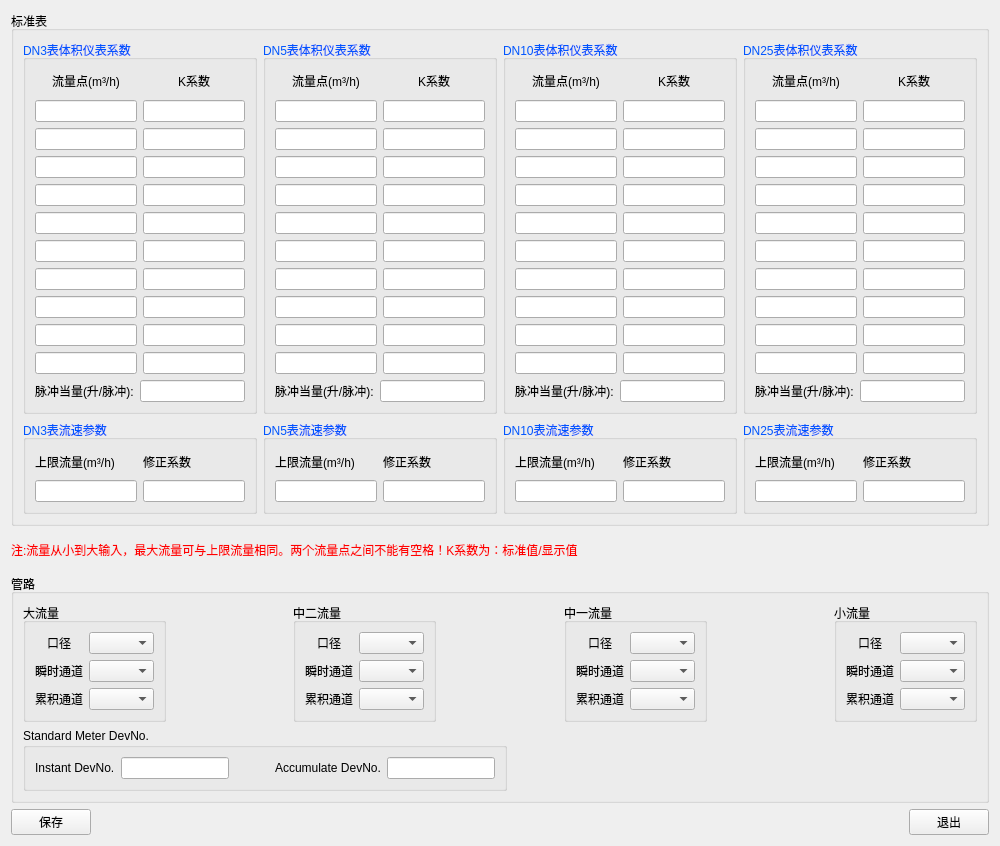
This is source/systemset/systemsetdlg/ui/stdmtrparaset.ui in flimmy78/qtverify as Qt 5 draws it before an edit. The edited form follows.
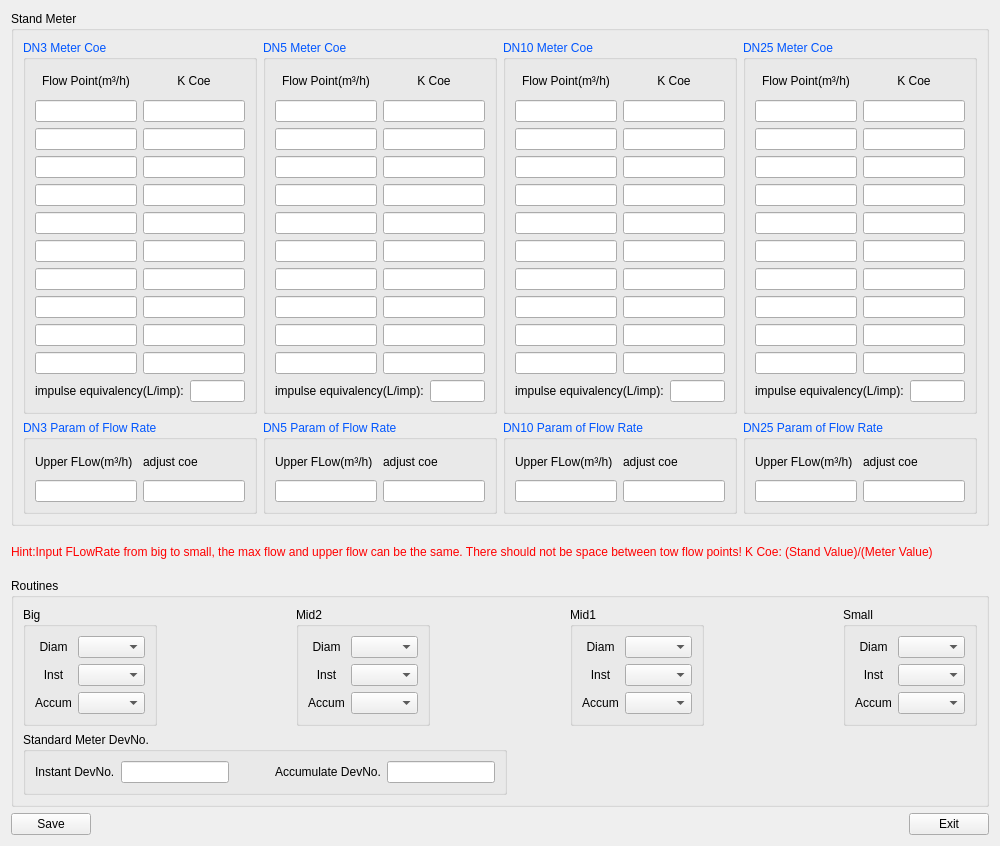
This is the edited form. Icons and pictures are not drawn.

Commit message: 标准表参数设定, 系数标定界面翻译

Patch:
```diff
--- a/source/systemset/systemsetdlg/ui/stdmtrparaset.ui
+++ b/source/systemset/systemsetdlg/ui/stdmtrparaset.ui
@@ -24,7 +24,7 @@
    <item>
     <widget class="QGroupBox" name="gBox_StdMeter">
      <property name="title">
-      <string>标准表</string>
+      <string>Stand Meter</string>
      </property>
      <layout class="QHBoxLayout" name="horizontalLayout_14">
       <item>
@@ -69,7 +69,7 @@
            </palette>
           </property>
           <property name="title">
-           <string>DN3表体积仪表系数</string>
+           <string>DN3 Meter Coe</string>
           </property>
           <layout class="QVBoxLayout" name="verticalLayout_5">
            <item>
@@ -128,7 +128,7 @@
                   </palette>
                  </property>
                  <property name="text">
-                  <string>&lt;html&gt;&lt;head/&gt;&lt;body&gt;&lt;p align=&quot;center&quot;&gt;流量点(m³/h)&lt;/p&gt;&lt;/body&gt;&lt;/html&gt;</string>
+                  <string>&lt;html&gt;&lt;head/&gt;&lt;body&gt;&lt;p align=&quot;center&quot;&gt;Flow Point(m³/h)&lt;/p&gt;&lt;/body&gt;&lt;/html&gt;</string>
                  </property>
                 </widget>
                </item>
@@ -218,7 +218,7 @@
                   </palette>
                  </property>
                  <property name="text">
-                  <string>&lt;html&gt;&lt;head/&gt;&lt;body&gt;&lt;p align=&quot;center&quot;&gt;K系数&lt;/p&gt;&lt;/body&gt;&lt;/html&gt;</string>
+                  <string>&lt;html&gt;&lt;head/&gt;&lt;body&gt;&lt;p align=&quot;center&quot;&gt;K Coe&lt;/p&gt;&lt;/body&gt;&lt;/html&gt;</string>
                  </property>
                 </widget>
                </item>
@@ -298,7 +298,7 @@
                 </palette>
                </property>
                <property name="text">
-                <string>脉冲当量(升/脉冲):</string>
+                <string>impulse equivalency(L/imp):</string>
                </property>
               </widget>
              </item>
@@ -350,7 +350,7 @@
            </palette>
           </property>
           <property name="title">
-           <string>DN3表流速参数</string>
+           <string>DN3 Param of Flow Rate</string>
           </property>
           <layout class="QHBoxLayout" name="horizontalLayout_2">
            <item>
@@ -407,7 +407,7 @@
                 </palette>
                </property>
                <property name="text">
-                <string>上限流量(m³/h)</string>
+                <string>Upper FLow(m³/h)</string>
                </property>
               </widget>
              </item>
@@ -464,7 +464,7 @@
                 </palette>
                </property>
                <property name="text">
-                <string>修正系数</string>
+                <string>adjust coe</string>
                </property>
               </widget>
              </item>
@@ -520,7 +520,7 @@
            </palette>
           </property>
           <property name="title">
-           <string>DN5表体积仪表系数</string>
+           <string>DN5 Meter Coe</string>
           </property>
           <layout class="QVBoxLayout" name="verticalLayout_8">
            <item>
@@ -579,7 +579,7 @@
                   </palette>
                  </property>
                  <property name="text">
-                  <string>&lt;html&gt;&lt;head/&gt;&lt;body&gt;&lt;p align=&quot;center&quot;&gt;流量点(m³/h)&lt;/p&gt;&lt;/body&gt;&lt;/html&gt;</string>
+                  <string>&lt;html&gt;&lt;head/&gt;&lt;body&gt;&lt;p align=&quot;center&quot;&gt;Flow Point(m³/h)&lt;/p&gt;&lt;/body&gt;&lt;/html&gt;</string>
                  </property>
                 </widget>
                </item>
@@ -669,7 +669,7 @@
                   </palette>
                  </property>
                  <property name="text">
-                  <string>&lt;html&gt;&lt;head/&gt;&lt;body&gt;&lt;p align=&quot;center&quot;&gt;K系数&lt;/p&gt;&lt;/body&gt;&lt;/html&gt;</string>
+                  <string>&lt;html&gt;&lt;head/&gt;&lt;body&gt;&lt;p align=&quot;center&quot;&gt;K Coe&lt;/p&gt;&lt;/body&gt;&lt;/html&gt;</string>
                  </property>
                 </widget>
                </item>
@@ -749,7 +749,7 @@
                 </palette>
                </property>
                <property name="text">
-                <string>脉冲当量(升/脉冲):</string>
+                <string>impulse equivalency(L/imp):</string>
                </property>
               </widget>
              </item>
@@ -801,7 +801,7 @@
            </palette>
           </property>
           <property name="title">
-           <string>DN5表流速参数</string>
+           <string>DN5 Param of Flow Rate</string>
           </property>
           <layout class="QHBoxLayout" name="horizontalLayout_7">
            <item>
@@ -858,7 +858,7 @@
                 </palette>
                </property>
                <property name="text">
-                <string>上限流量(m³/h)</string>
+                <string>Upper FLow(m³/h)</string>
                </property>
               </widget>
              </item>
@@ -915,7 +915,7 @@
                 </palette>
                </property>
                <property name="text">
-                <string>修正系数</string>
+                <string>adjust coe</string>
                </property>
               </widget>
              </item>
@@ -971,7 +971,7 @@
            </palette>
           </property>
           <property name="title">
-           <string>DN10表体积仪表系数</string>
+           <string>DN10 Meter Coe</string>
           </property>
           <layout class="QVBoxLayout" name="verticalLayout_14">
            <item>
@@ -1030,7 +1030,7 @@
                   </palette>
                  </property>
                  <property name="text">
-                  <string>&lt;html&gt;&lt;head/&gt;&lt;body&gt;&lt;p align=&quot;center&quot;&gt;流量点(m³/h)&lt;/p&gt;&lt;/body&gt;&lt;/html&gt;</string>
+                  <string>&lt;html&gt;&lt;head/&gt;&lt;body&gt;&lt;p align=&quot;center&quot;&gt;Flow Point(m³/h)&lt;/p&gt;&lt;/body&gt;&lt;/html&gt;</string>
                  </property>
                 </widget>
                </item>
@@ -1120,7 +1120,7 @@
                   </palette>
                  </property>
                  <property name="text">
-                  <string>&lt;html&gt;&lt;head/&gt;&lt;body&gt;&lt;p align=&quot;center&quot;&gt;K系数&lt;/p&gt;&lt;/body&gt;&lt;/html&gt;</string>
+                  <string>&lt;html&gt;&lt;head/&gt;&lt;body&gt;&lt;p align=&quot;center&quot;&gt;K Coe&lt;/p&gt;&lt;/body&gt;&lt;/html&gt;</string>
                  </property>
                 </widget>
                </item>
@@ -1200,7 +1200,7 @@
                 </palette>
                </property>
                <property name="text">
-                <string>脉冲当量(升/脉冲):</string>
+                <string>impulse equivalency(L/imp):</string>
                </property>
               </widget>
              </item>
@@ -1252,7 +1252,7 @@
            </palette>
           </property>
           <property name="title">
-           <string>DN10表流速参数</string>
+           <string>DN10 Param of Flow Rate</string>
           </property>
           <layout class="QHBoxLayout" name="horizontalLayout_10">
            <item>
@@ -1309,7 +1309,7 @@
                 </palette>
                </property>
                <property name="text">
-                <string>上限流量(m³/h)</string>
+                <string>Upper FLow(m³/h)</string>
                </property>
               </widget>
              </item>
@@ -1366,7 +1366,7 @@
                 </palette>
                </property>
                <property name="text">
-                <string>修正系数</string>
+                <string>adjust coe</string>
                </property>
               </widget>
              </item>
@@ -1422,7 +1422,7 @@
            </palette>
           </property>
           <property name="title">
-           <string>DN25表体积仪表系数</string>
+           <string>DN25 Meter Coe</string>
           </property>
           <layout class="QVBoxLayout" name="verticalLayout_20">
            <item>
@@ -1481,7 +1481,7 @@
                   </palette>
                  </property>
                  <property name="text">
-                  <string>&lt;html&gt;&lt;head/&gt;&lt;body&gt;&lt;p align=&quot;center&quot;&gt;流量点(m³/h)&lt;/p&gt;&lt;/body&gt;&lt;/html&gt;</string>
+                  <string>&lt;html&gt;&lt;head/&gt;&lt;body&gt;&lt;p align=&quot;center&quot;&gt;Flow Point(m³/h)&lt;/p&gt;&lt;/body&gt;&lt;/html&gt;</string>
                  </property>
                 </widget>
                </item>
@@ -1571,7 +1571,7 @@
                   </palette>
                  </property>
                  <property name="text">
-                  <string>&lt;html&gt;&lt;head/&gt;&lt;body&gt;&lt;p align=&quot;center&quot;&gt;K系数&lt;/p&gt;&lt;/body&gt;&lt;/html&gt;</string>
+                  <string>&lt;html&gt;&lt;head/&gt;&lt;body&gt;&lt;p align=&quot;center&quot;&gt;K Coe&lt;/p&gt;&lt;/body&gt;&lt;/html&gt;</string>
                  </property>
                 </widget>
                </item>
@@ -1651,7 +1651,7 @@
                 </palette>
                </property>
                <property name="text">
-                <string>脉冲当量(升/脉冲):</string>
+                <string>impulse equivalency(L/imp):</string>
                </property>
               </widget>
              </item>
@@ -1703,7 +1703,7 @@
            </palette>
           </property>
           <property name="title">
-           <string>DN25表流速参数</string>
+           <string>DN25 Param of Flow Rate</string>
           </property>
           <layout class="QHBoxLayout" name="horizontalLayout_13">
            <item>
@@ -1760,7 +1760,7 @@
                 </palette>
                </property>
                <property name="text">
-                <string>上限流量(m³/h)</string>
+                <string>Upper FLow(m³/h)</string>
                </property>
               </widget>
              </item>
@@ -1817,7 +1817,7 @@
                 </palette>
                </property>
                <property name="text">
-                <string>修正系数</string>
+                <string>adjust coe</string>
                </property>
               </widget>
              </item>
@@ -1837,14 +1837,15 @@
    <item>
     <widget class="QLabel" name="label">
      <property name="text">
-      <string>&lt;html&gt;&lt;head/&gt;&lt;body&gt;&lt;p&gt;&lt;span style=&quot; color:#ff0000;&quot;&gt;注:流量从小到大输入，最大流量可与上限流量相同。两个流量点之间不能有空格！K系数为：标准值/显示值&lt;/span&gt;&lt;/p&gt;&lt;/body&gt;&lt;/html&gt;</string>
+      <string>&lt;html&gt;&lt;head/&gt;&lt;body&gt;&lt;p&gt;&lt;span style=&quot; color:#ff0000;&quot;&gt;Hint:Input FLowRate from big to small, the max flow and upper flow can be the same.
+There should not be space between tow flow points! K Coe: (Stand Value)/(Meter Value)&lt;/span&gt;&lt;/p&gt;&lt;/body&gt;&lt;/html&gt;</string>
      </property>
     </widget>
    </item>
    <item>
     <widget class="QGroupBox" name="gBox_Route">
      <property name="title">
-      <string>管路</string>
+      <string>Routines</string>
      </property>
      <layout class="QVBoxLayout" name="verticalLayout_25">
       <item>
@@ -1852,13 +1853,13 @@
         <item>
          <widget class="QGroupBox" name="gBox_big">
           <property name="title">
-           <string>大流量</string>
+           <string>Big</string>
           </property>
           <layout class="QGridLayout" name="gridLayout">
            <item row="0" column="0">
             <widget class="QLabel" name="label_8">
              <property name="text">
-              <string>&lt;html&gt;&lt;head/&gt;&lt;body&gt;&lt;p align=&quot;center&quot;&gt;口径&lt;/p&gt;&lt;/body&gt;&lt;/html&gt;</string>
+              <string>&lt;html&gt;&lt;head/&gt;&lt;body&gt;&lt;p align=&quot;center&quot;&gt;Diam&lt;/p&gt;&lt;/body&gt;&lt;/html&gt;</string>
              </property>
             </widget>
            </item>
@@ -1894,7 +1895,7 @@
            <item row="1" column="0">
             <widget class="QLabel" name="label_9">
              <property name="text">
-              <string>&lt;html&gt;&lt;head/&gt;&lt;body&gt;&lt;p align=&quot;center&quot;&gt;瞬时通道&lt;/p&gt;&lt;/body&gt;&lt;/html&gt;</string>
+              <string>&lt;html&gt;&lt;head/&gt;&lt;body&gt;&lt;p align=&quot;center&quot;&gt;Inst&lt;/p&gt;&lt;/body&gt;&lt;/html&gt;</string>
              </property>
             </widget>
            </item>
@@ -2000,7 +2001,7 @@
            <item row="2" column="0">
             <widget class="QLabel" name="label_10">
              <property name="text">
-              <string>&lt;html&gt;&lt;head/&gt;&lt;body&gt;&lt;p align=&quot;center&quot;&gt;累积通道&lt;/p&gt;&lt;/body&gt;&lt;/html&gt;</string>
+              <string>&lt;html&gt;&lt;head/&gt;&lt;body&gt;&lt;p align=&quot;center&quot;&gt;Accum&lt;/p&gt;&lt;/body&gt;&lt;/html&gt;</string>
              </property>
             </widget>
            </item>
@@ -2142,13 +2143,13 @@
         <item>
          <widget class="QGroupBox" name="gBox_mid2">
           <property name="title">
-           <string>中二流量</string>
+           <string>Mid2</string>
           </property>
           <layout class="QGridLayout" name="gridLayout_2">
            <item row="0" column="0">
             <widget class="QLabel" name="label_11">
              <property name="text">
-              <string>&lt;html&gt;&lt;head/&gt;&lt;body&gt;&lt;p align=&quot;center&quot;&gt;口径&lt;/p&gt;&lt;/body&gt;&lt;/html&gt;</string>
+              <string>&lt;html&gt;&lt;head/&gt;&lt;body&gt;&lt;p align=&quot;center&quot;&gt;Diam&lt;/p&gt;&lt;/body&gt;&lt;/html&gt;</string>
              </property>
             </widget>
            </item>
@@ -2184,7 +2185,7 @@
            <item row="1" column="0">
             <widget class="QLabel" name="label_12">
              <property name="text">
-              <string>&lt;html&gt;&lt;head/&gt;&lt;body&gt;&lt;p align=&quot;center&quot;&gt;瞬时通道&lt;/p&gt;&lt;/body&gt;&lt;/html&gt;</string>
+              <string>&lt;html&gt;&lt;head/&gt;&lt;body&gt;&lt;p align=&quot;center&quot;&gt;Inst&lt;/p&gt;&lt;/body&gt;&lt;/html&gt;</string>
              </property>
             </widget>
            </item>
@@ -2290,7 +2291,7 @@
            <item row="2" column="0">
             <widget class="QLabel" name="label_13">
              <property name="text">
-              <string>&lt;html&gt;&lt;head/&gt;&lt;body&gt;&lt;p align=&quot;center&quot;&gt;累积通道&lt;/p&gt;&lt;/body&gt;&lt;/html&gt;</string>
+              <string>&lt;html&gt;&lt;head/&gt;&lt;body&gt;&lt;p align=&quot;center&quot;&gt;Accum&lt;/p&gt;&lt;/body&gt;&lt;/html&gt;</string>
              </property>
             </widget>
            </item>
@@ -2432,13 +2433,13 @@
         <item>
          <widget class="QGroupBox" name="gBox_mid1">
           <property name="title">
-           <string>中一流量</string>
+           <string>Mid1</string>
           </property>
           <layout class="QGridLayout" name="gridLayout_3">
            <item row="0" column="0">
             <widget class="QLabel" name="label_14">
              <property name="text">
-              <string>&lt;html&gt;&lt;head/&gt;&lt;body&gt;&lt;p align=&quot;center&quot;&gt;口径&lt;/p&gt;&lt;/body&gt;&lt;/html&gt;</string>
+              <string>&lt;html&gt;&lt;head/&gt;&lt;body&gt;&lt;p align=&quot;center&quot;&gt;Diam&lt;/p&gt;&lt;/body&gt;&lt;/html&gt;</string>
              </property>
             </widget>
            </item>
@@ -2474,7 +2475,7 @@
            <item row="1" column="0">
             <widget class="QLabel" name="label_15">
              <property name="text">
-              <string>&lt;html&gt;&lt;head/&gt;&lt;body&gt;&lt;p align=&quot;center&quot;&gt;瞬时通道&lt;/p&gt;&lt;/body&gt;&lt;/html&gt;</string>
+              <string>&lt;html&gt;&lt;head/&gt;&lt;body&gt;&lt;p align=&quot;center&quot;&gt;Inst&lt;/p&gt;&lt;/body&gt;&lt;/html&gt;</string>
              </property>
             </widget>
            </item>
@@ -2580,7 +2581,7 @@
            <item row="2" column="0">
             <widget class="QLabel" name="label_16">
              <property name="text">
-              <string>&lt;html&gt;&lt;head/&gt;&lt;body&gt;&lt;p align=&quot;center&quot;&gt;累积通道&lt;/p&gt;&lt;/body&gt;&lt;/html&gt;</string>
+              <string>&lt;html&gt;&lt;head/&gt;&lt;body&gt;&lt;p align=&quot;center&quot;&gt;Accum&lt;/p&gt;&lt;/body&gt;&lt;/html&gt;</string>
              </property>
             </widget>
            </item>
@@ -2722,13 +2723,13 @@
         <item>
          <widget class="QGroupBox" name="gBox_mid1_2">
           <property name="title">
-           <string>小流量</string>
+           <string>Small</string>
           </property>
           <layout class="QGridLayout" name="gridLayout_4">
            <item row="0" column="0">
             <widget class="QLabel" name="label_39">
              <property name="text">
-              <string>&lt;html&gt;&lt;head/&gt;&lt;body&gt;&lt;p align=&quot;center&quot;&gt;口径&lt;/p&gt;&lt;/body&gt;&lt;/html&gt;</string>
+              <string>&lt;html&gt;&lt;head/&gt;&lt;body&gt;&lt;p align=&quot;center&quot;&gt;Diam&lt;/p&gt;&lt;/body&gt;&lt;/html&gt;</string>
              </property>
             </widget>
            </item>
@@ -2764,7 +2765,7 @@
            <item row="1" column="0">
             <widget class="QLabel" name="label_40">
              <property name="text">
-              <string>&lt;html&gt;&lt;head/&gt;&lt;body&gt;&lt;p align=&quot;center&quot;&gt;瞬时通道&lt;/p&gt;&lt;/body&gt;&lt;/html&gt;</string>
+              <string>&lt;html&gt;&lt;head/&gt;&lt;body&gt;&lt;p align=&quot;center&quot;&gt;Inst&lt;/p&gt;&lt;/body&gt;&lt;/html&gt;</string>
              </property>
             </widget>
            </item>
@@ -2870,7 +2871,7 @@
            <item row="2" column="0">
             <widget class="QLabel" name="label_41">
              <property name="text">
-              <string>&lt;html&gt;&lt;head/&gt;&lt;body&gt;&lt;p align=&quot;center&quot;&gt;累积通道&lt;/p&gt;&lt;/body&gt;&lt;/html&gt;</string>
+              <string>&lt;html&gt;&lt;head/&gt;&lt;body&gt;&lt;p align=&quot;center&quot;&gt;Accum&lt;/p&gt;&lt;/body&gt;&lt;/html&gt;</string>
              </property>
             </widget>
            </item>
@@ -3103,7 +3104,7 @@
      <item>
       <widget class="QPushButton" name="btnSave">
        <property name="text">
-        <string>保存</string>
+        <string>Save</string>
        </property>
       </widget>
      </item>
@@ -3123,7 +3124,7 @@
      <item>
       <widget class="QPushButton" name="btnExit">
        <property name="text">
-        <string>退出</string>
+        <string>Exit</string>
        </property>
       </widget>
      </item>
```
Left out of the diff: 2 changed lines with no effect on the pictures. The commit also changes 4 other files.
